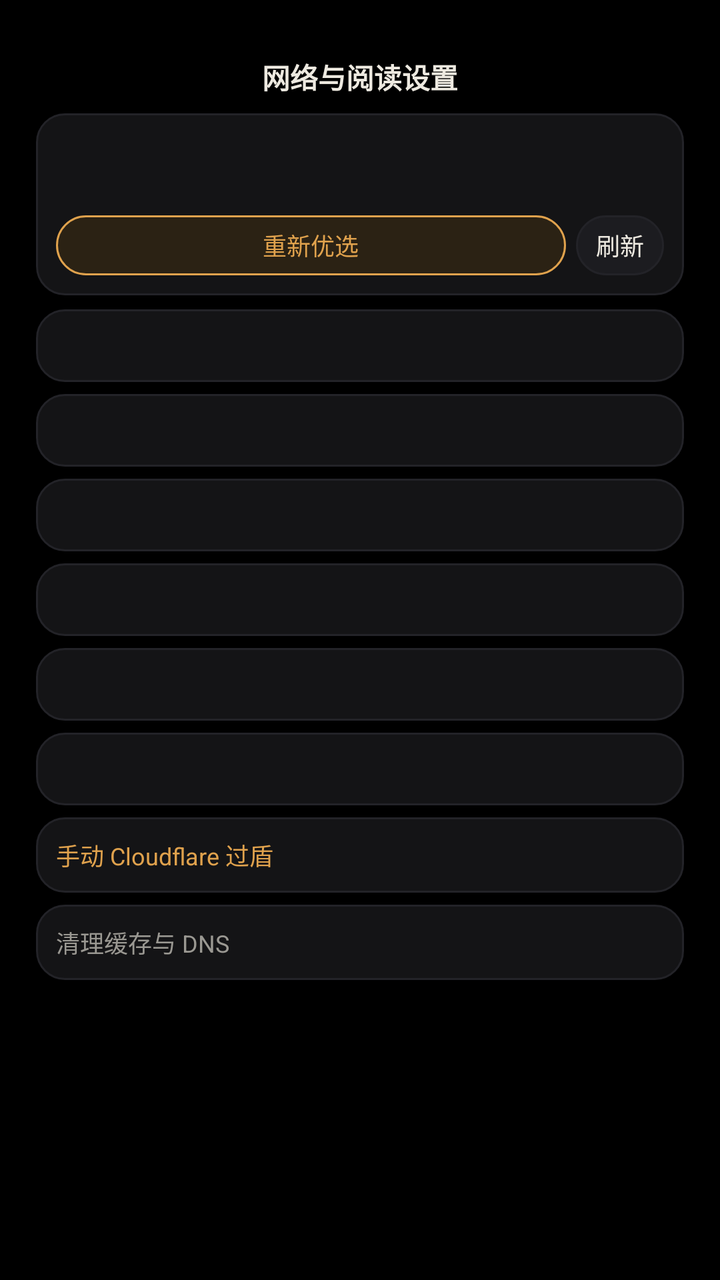
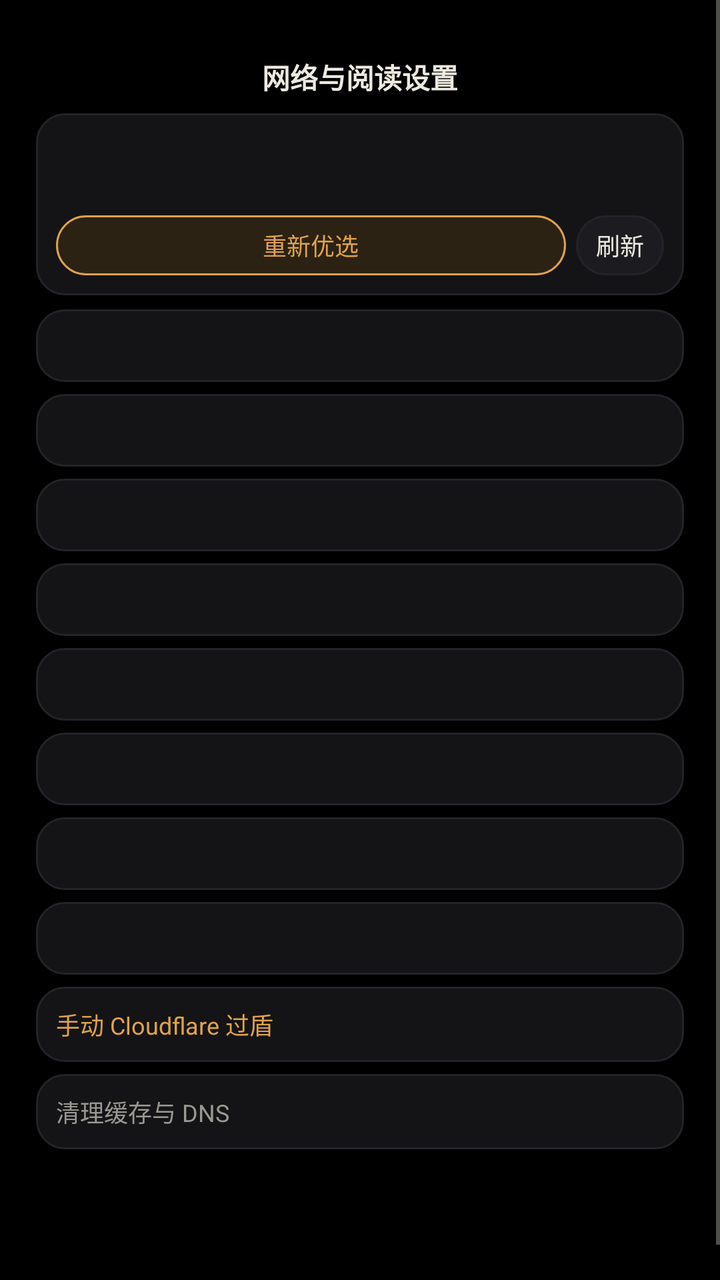

Two renders of the same Android screen: before a commit and after it. Below are the layout's source before the change and the commit's diff.
<!-- AndroidManifest.xml: application theme Theme.CFluxDoWatch -->
<!-- res/layout/activity_settings.xml -->
<?xml version="1.0" encoding="utf-8"?>
<ScrollView xmlns:android="http://schemas.android.com/apk/res/android"
    android:id="@+id/scrollView"
    android:layout_width="match_parent"
    android:layout_height="match_parent"
    android:background="@color/oled_bg"
    android:overScrollMode="never">

    <LinearLayout
        android:layout_width="match_parent"
        android:layout_height="wrap_content"
        android:orientation="vertical"
        android:paddingStart="18dp"
        android:paddingEnd="18dp"
        android:paddingTop="28dp"
        android:paddingBottom="60dp">

        <TextView
            android:layout_width="match_parent"
            android:layout_height="wrap_content"
            android:text="网络与阅读设置"
            android:textColor="@color/text_primary"
            android:textSize="14sp"
            android:textStyle="bold"
            android:gravity="center"
            android:layout_marginBottom="8dp" />

        
        <LinearLayout
            android:layout_width="match_parent"
            android:layout_height="wrap_content"
            android:orientation="vertical"
            android:background="@drawable/bg_card"
            android:padding="10dp"
            android:layout_marginBottom="7dp">

            <TextView
                android:id="@+id/tvGatewayStatus"
                android:layout_width="match_parent"
                android:layout_height="wrap_content"
                android:textColor="@color/status_ok"
                android:textSize="12sp"
                android:textStyle="bold" />

            <TextView
                android:id="@+id/tvWinnerInfo"
                android:layout_width="match_parent"
                android:layout_height="wrap_content"
                android:textColor="@color/text_secondary"
                android:textSize="11sp"
                android:layout_marginTop="3dp" />

            <LinearLayout
                android:layout_width="match_parent"
                android:layout_height="wrap_content"
                android:orientation="horizontal"
                android:layout_marginTop="7dp">

                <TextView
                    android:id="@+id/btnRerace"
                    style="@style/WatchPillButton"
                    android:layout_width="0dp"
                    android:layout_height="wrap_content"
                    android:layout_weight="1"
                    android:background="@drawable/bg_pill_accent"
                    android:textColor="@color/accent"
                    android:text="重新优选"
                    android:layout_marginEnd="5dp" />

                <TextView
                    android:id="@+id/btnRefreshStatus"
                    style="@style/WatchPillButton"
                    android:layout_width="wrap_content"
                    android:layout_height="wrap_content"
                    android:text="刷新" />
            </LinearLayout>
        </LinearLayout>

        
        <TextView
            android:id="@+id/btnToggleDoh"
            android:layout_width="match_parent"
            android:layout_height="wrap_content"
            android:background="@drawable/bg_card"
            android:padding="10dp"
            android:textColor="@color/text_primary"
            android:textSize="12sp"
            android:layout_marginBottom="6dp" />

        <TextView
            android:id="@+id/btnCycleIpv6"
            android:layout_width="match_parent"
            android:layout_height="wrap_content"
            android:background="@drawable/bg_card"
            android:padding="10dp"
            android:textColor="@color/text_primary"
            android:textSize="12sp"
            android:layout_marginBottom="6dp" />

        <TextView
            android:id="@+id/btnToggleBrowserTls"
            android:layout_width="match_parent"
            android:layout_height="wrap_content"
            android:background="@drawable/bg_card"
            android:padding="10dp"
            android:textColor="@color/text_primary"
            android:textSize="12sp"
            android:layout_marginBottom="6dp" />

        <TextView
            android:id="@+id/btnCustomNode"
            android:layout_width="match_parent"
            android:layout_height="wrap_content"
            android:background="@drawable/bg_card"
            android:padding="10dp"
            android:textColor="@color/text_primary"
            android:textSize="12sp"
            android:layout_marginBottom="6dp" />

        
        <TextView
            android:id="@+id/btnCycleFontSize"
            android:layout_width="match_parent"
            android:layout_height="wrap_content"
            android:background="@drawable/bg_card"
            android:padding="10dp"
            android:textColor="@color/text_primary"
            android:textSize="12sp"
            android:layout_marginBottom="6dp" />

        <TextView
            android:id="@+id/btnToggleAutoImage"
            android:layout_width="match_parent"
            android:layout_height="wrap_content"
            android:background="@drawable/bg_card"
            android:padding="10dp"
            android:textColor="@color/text_primary"
            android:textSize="12sp"
            android:layout_marginBottom="6dp" />

        
        <TextView
            android:id="@+id/btnManualCf"
            android:layout_width="match_parent"
            android:layout_height="wrap_content"
            android:background="@drawable/bg_card"
            android:padding="10dp"
            android:textColor="@color/accent"
            android:textSize="12sp"
            android:text="手动 Cloudflare 过盾"
            android:layout_marginBottom="6dp" />

        <TextView
            android:id="@+id/btnClearCache"
            android:layout_width="match_parent"
            android:layout_height="wrap_content"
            android:background="@drawable/bg_card"
            android:padding="10dp"
            android:textColor="@color/text_secondary"
            android:textSize="12sp"
            android:text="清理缓存与 DNS"
            android:layout_marginBottom="6dp" />

        <TextView
            android:id="@+id/tvVersionInfo"
            android:layout_width="match_parent"
            android:layout_height="wrap_content"
            android:textColor="@color/text_muted"
            android:textSize="10sp"
            android:gravity="center"
            android:layout_marginTop="4dp" />

    </LinearLayout>
</ScrollView>
<!-- resources referenced by this layout -->
<resources>
  <color name="accent">#E0A24D</color>
  <color name="oled_bg">#000000</color>
  <color name="status_ok">#5CC983</color>
  <color name="text_muted">#6E6D69</color>
  <color name="text_primary">#EDE9E0</color>
  <color name="text_secondary">#9A9892</color>
  <!-- drawable bg_card (drawable) -->
  <?xml version="1.0" encoding="utf-8"?>
  <ripple xmlns:android="http://schemas.android.com/apk/res/android"
      android:color="#33FFFFFF">
      <item>
          <shape android:shape="rectangle">
              <solid android:color="@color/surface_card" />
              <corners android:radius="14dp" />
              <stroke android:width="1dp" android:color="@color/divider" />
          </shape>
      </item>
  </ripple>
  <!-- drawable bg_pill_accent (drawable) -->
  <?xml version="1.0" encoding="utf-8"?>
  <ripple xmlns:android="http://schemas.android.com/apk/res/android"
      android:color="#44FFFFFF">
      <item>
          <shape android:shape="rectangle">
              <solid android:color="@color/accent_soft" />
              <corners android:radius="999dp" />
              <stroke android:width="1dp" android:color="@color/accent" />
          </shape>
      </item>
  </ripple>
  <style name="WatchPillButton">
          <item name="android:background">@drawable/bg_pill</item>
          <item name="android:textColor">@color/text_primary</item>
          <item name="android:textSize">12sp</item>
          <item name="android:gravity">center</item>
          <item name="android:paddingStart">10dp</item>
          <item name="android:paddingEnd">10dp</item>
          <item name="android:paddingTop">5dp</item>
          <item name="android:paddingBottom">5dp</item>
          <item name="android:minHeight">30dp</item>
      </style>
  <style name="Theme.CFluxDoWatch" parent="Theme.AppCompat.NoActionBar">
          <item name="android:windowBackground">@color/oled_bg</item>
          <item name="android:colorBackground">@color/oled_bg</item>
          <item name="android:statusBarColor">@color/oled_bg</item>
          <item name="android:navigationBarColor">@color/oled_bg</item>
          <item name="android:textColorPrimary">@color/text_primary</item>
          <item name="android:textColorSecondary">@color/text_secondary</item>
          <item name="colorAccent">@color/accent</item>
          <item name="android:windowSwipeToDismiss">true</item>
      </style>
  <color name="surface_card">#141416</color>
  <color name="divider">#232328</color>
  <color name="accent_soft">#2B2214</color>
  <!-- drawable bg_pill (drawable) -->
  <?xml version="1.0" encoding="utf-8"?>
  <ripple xmlns:android="http://schemas.android.com/apk/res/android"
      android:color="#33FFFFFF">
      <item>
          <shape android:shape="rectangle">
              <solid android:color="@color/surface_pill" />
              <corners android:radius="999dp" />
              <stroke android:width="1dp" android:color="@color/divider" />
          </shape>
      </item>
  </ripple>
  <color name="surface_pill">#1C1C20</color>
</resources>

<!-- the commit's change to res/layout/activity_settings.xml (unified diff, before → after) -->
@@ -4,6 +4,10 @@
     android:layout_width="match_parent"
     android:layout_height="match_parent"
     android:background="@color/oled_bg"
+    android:focusable="true"
+    android:focusableInTouchMode="true"
+    android:scrollbars="vertical"
+    android:scrollbarSize="2dp"
     android:overScrollMode="never">
 
     <LinearLayout
@@ -140,6 +144,27 @@
 
         
         <TextView
+            android:id="@+id/btnToggleRotaryHaptics"
+            android:layout_width="match_parent"
+            android:layout_height="wrap_content"
+            android:background="@drawable/bg_card"
+            android:padding="10dp"
+            android:textColor="@color/text_primary"
+            android:textSize="12sp"
+            android:layout_marginBottom="6dp" />
+
+        <TextView
+            android:id="@+id/btnToggleRotaryReverse"
+            android:layout_width="match_parent"
+            android:layout_height="wrap_content"
+            android:background="@drawable/bg_card"
+            android:padding="10dp"
+            android:textColor="@color/text_primary"
+            android:textSize="12sp"
+            android:layout_marginBottom="6dp" />
+
+        
+        <TextView
             android:id="@+id/btnManualCf"
             android:layout_width="match_parent"
             android:layout_height="wrap_content"
